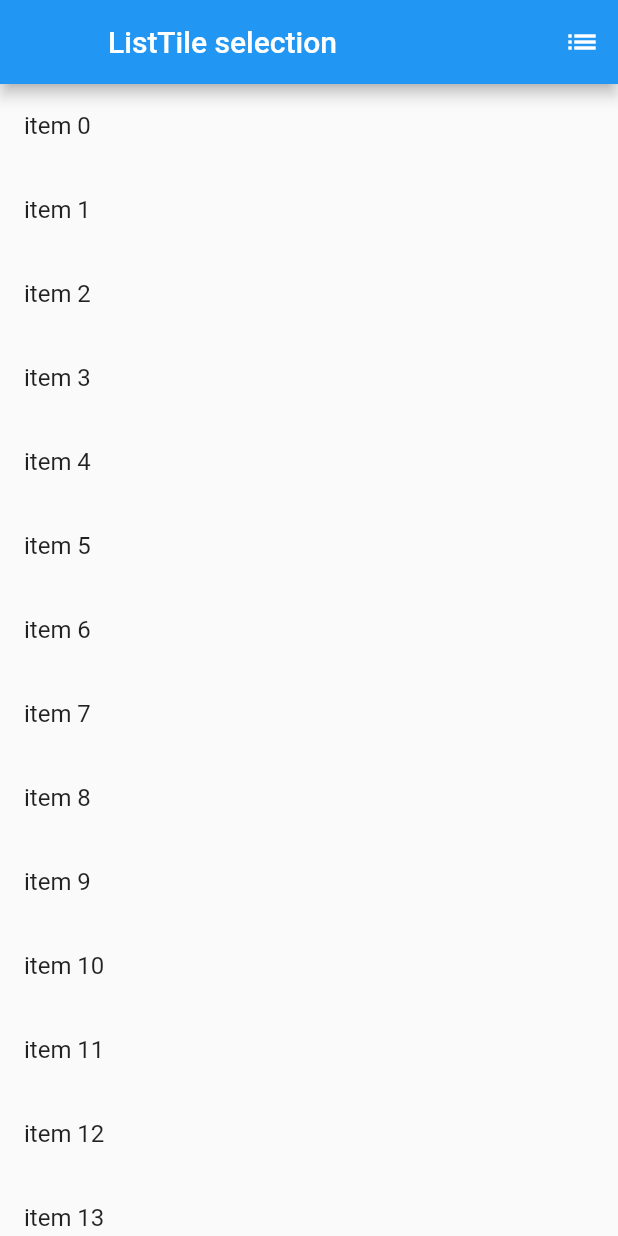
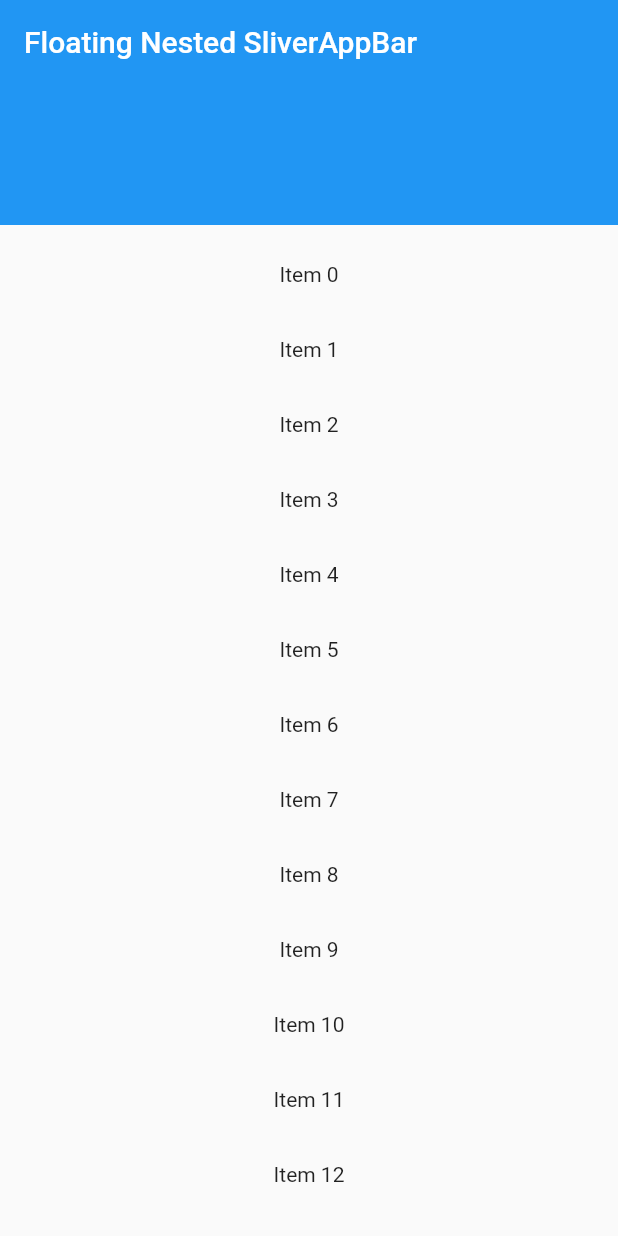
Before and after one commit to Tosin8/widget_catalog, a Flutter app: the screen it shows after launch, on a phone screen of 412 x 824 dp. Run offline on Flutter 3.47's test engine with Material 2 defaults, Android fonts, the phone set to English and light mode, and no system bars.

Commit message:
SilverAppBar with NestedScrollView

```diff
--- a/lib/main.dart
+++ b/lib/main.dart
@@ -1,6 +1,5 @@
 import 'package:flutter/material.dart';
-
-import 'scrollling/listview_widget.dart';
+import 'package:widget_catalog/scrollling/nestedscroll_view.dart';
 
 void main() {
   runApp(const MyApp());
@@ -18,7 +17,7 @@ class MyApp extends StatelessWidget {
         primarySwatch: Colors.blue,
       ),
       debugShowCheckedModeBanner: false,
-      home: const ListTileSelectExample(),
+      home: const MyStatelessWidget(),
     );
   }
 }
--- a/lib/scrollling/nestedscroll_view.dart
+++ b/lib/scrollling/nestedscroll_view.dart
@@ -0,0 +1,122 @@
+// uSING TABBARVIEW AND SILVERAPPBAR
+
+// import 'package:flutter/material.dart';
+
+// class MyStatelessWidget extends StatelessWidget {
+//   const MyStatelessWidget({super.key});
+
+//   @override
+//   Widget build(BuildContext context) {
+//     final List<String> tabs = <String>['Tab 1', 'Tab 2'];
+//     return DefaultTabController(
+//       length: tabs.length,
+// // This is the number of tabs.
+//       child: Scaffold(
+//         body: NestedScrollView(
+//           headerSliverBuilder: (BuildContext context, bool innerBoxIsScrolled) {
+// // These are the slivers that show up in the "outer" scroll view.
+//             return <Widget>[
+//               SliverOverlapAbsorber(
+// // This widget takes the overlapping behavior of the SliverAppBar, and redirects it to the SliverOverlapInjector below. If it is missing, then it is possible for the nested "inner" scroll view below to end up under the SliverAppBar even when the inner scroll view thinks it has not been scrolled.This is not necessary if the "headerSliverBuilder" only builds widgets that do not overlap the next sliver.
+//                 handle:
+//                     NestedScrollView.sliverOverlapAbsorberHandleFor(context),
+//                 sliver: SliverAppBar(
+//                   title: const Text('Books'),
+//                   centerTitle: true,
+// // This is the title in the app bar.
+//                   pinned: true,
+//                   expandedHeight: 150.0,
+// // The "forceElevated" property causes the SliverAppBar to show a shadow. The "innerBoxIsScrolled" parameter is true when the inner scroll view is scrolled beyond its "zero" point, i.e. when it appears to be scrolled below the SliverAppBar. Without this, there are cases where the shadow would appear or not appear inappropriately, because the SliverAppBar is not actually aware of the precise position of the innerscroll views.
+//                   forceElevated: innerBoxIsScrolled,
+//                   bottom: TabBar(
+//                     // These are the widgets to put in each tab in the tab bar.
+//                     tabs: tabs.map((String name) => Tab(text: name)).toList(),
+//                   ),
+//                 ),
+//               ),
+//             ];
+//           },
+//           body: TabBarView(
+//             // These are the contents of the tab views, below the tabs.
+//             children: tabs.map((String name) {
+//               return SafeArea(
+//                 top: false,
+//                 bottom: false,
+//                 child: Builder(
+// // This Builder is needed to provide a BuildContext that is "inside" the NestedScrollView, so sliverOverlapAbsorberHandleFor() can find the NestedScrollView.
+//                   builder: (BuildContext context) {
+//                     return CustomScrollView(
+// // The "controller" and "primary" members should be left unset, so that the NestedScrollView can control this inner scroll view. If the "controller" property is set, then this scroll view will not be associated with the NestedScrollView. The PageStorageKey should be unique to this ScrollView; it allows the list to remember its scroll position when the tab view is not on the screen.
+//                       key: PageStorageKey<String>(name),
+//                       slivers: <Widget>[
+//                         SliverOverlapInjector(
+// // This is the flip side of the SliverOverlapAbsorber above.
+//                           handle:
+//                               NestedScrollView.sliverOverlapAbsorberHandleFor(
+//                                   context),
+//                         ),
+//                         SliverPadding(
+//                           padding: const EdgeInsets.all(8.0),
+// //In this example, the inner scroll view has fixed-height list items, hence the use of SliverFixedExtentList. However, one could use any sliver widget here, e.g. SliverList or SliverGrid.
+//                           sliver: SliverFixedExtentList(
+// // The items in this example are fixed to 48 pixels high. This matches the Material Design spec for ListTile widgets.
+//                             itemExtent: 48.0,
+//                             delegate: SliverChildBuilderDelegate(
+//                               (BuildContext context, int index) {
+// // This builder is called for each child. In this example, we just number each list item.
+//                                 return ListTile(
+//                                   title: Text('Item $index'),
+//                                 );
+//                               },
+// // The childCount of the SliverChildBuilderDelegate specifies how many children this inner list has. In this example, each tab has a list of exactly 30 items, but this is arbitrary.
+//                               childCount: 30,
+//                             ),
+//                           ),
+//                         ),
+//                       ],
+//                     );
+//                   },
+//                 ),
+//               );
+//             }).toList(),
+//           ),
+//         ),
+//       ),
+//     );
+//   }
+// }
+
+import 'package:flutter/material.dart';
+
+class MyStatelessWidget extends StatelessWidget {
+  const MyStatelessWidget({super.key});
+
+  @override
+  Widget build(BuildContext context) {
+    return Scaffold(
+        body: NestedScrollView(
+            // Setting floatHeaderSlivers to true is required in order to float
+            // the outer slivers over the inner scrollable.
+            floatHeaderSlivers: true,
+            headerSliverBuilder:
+                (BuildContext context, bool innerBoxIsScrolled) {
+              return <Widget>[
+                SliverAppBar(
+                  title: const Text('Floating Nested SliverAppBar'),
+                  floating: true,
+                  expandedHeight: 150.0,
+                  forceElevated: innerBoxIsScrolled,
+                ),
+              ];
+            },
+            body: ListView.builder(
+                padding: const EdgeInsets.all(8),
+                itemCount: 30,
+                itemBuilder: (BuildContext context, int index) {
+                  return SizedBox(
+                    height: 50,
+                    child: Center(child: Text('Item $index')),
+                  );
+                })));
+  }
+}
```
